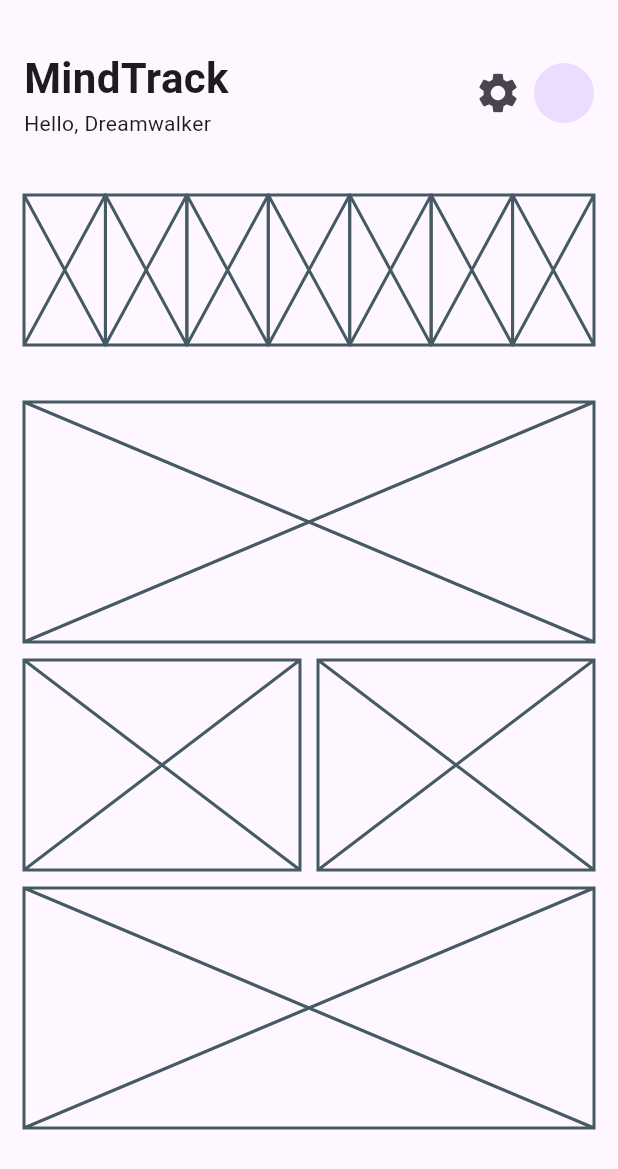
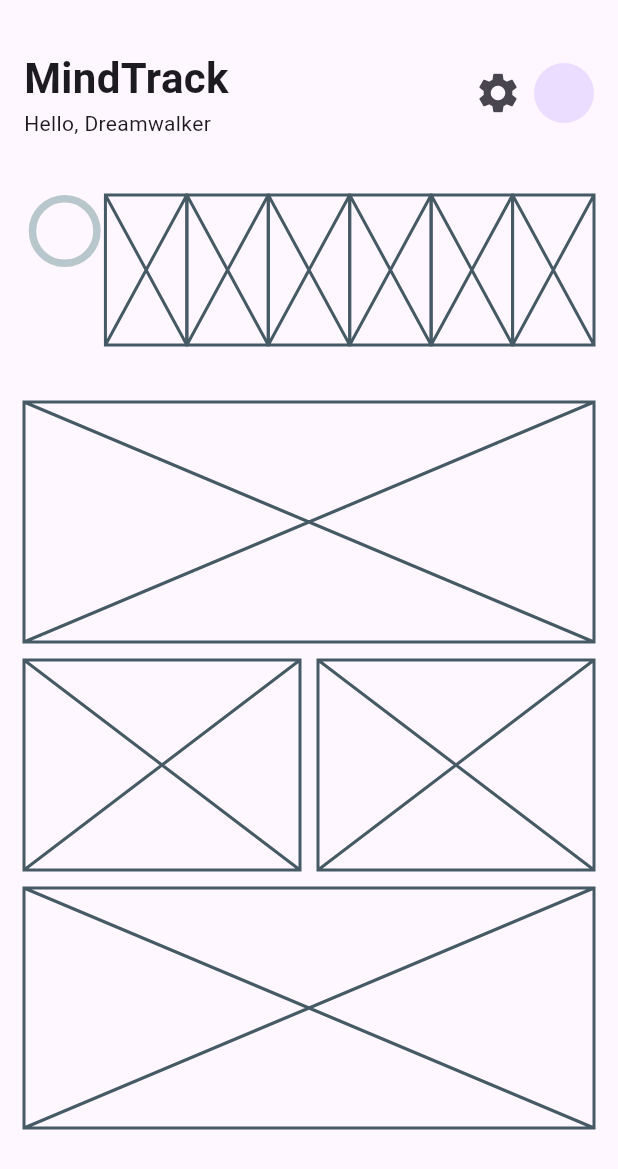
Before and after one commit to JAICHANGPARK/flutter_notebook_chapter_43, a Flutter app: the HabitJournalHomeScreen widget shown alone on an empty page, opened directly, on a phone screen of 412 x 824 dp. Shown: the top 1169 px of the screen. Run offline on Flutter 3.47's test engine with Material 3 defaults, Android fonts, the phone set to English and light mode, and no system bars; drawn by our look-alikes of percent_indicator; our stand-ins replace gap, hugeicons.

Commit message:
Update habit_journal_home_screen.dart

```diff
--- a/lib/ep2173_habit_journal_app/ui/home/habit_journal_home_screen.dart
+++ b/lib/ep2173_habit_journal_app/ui/home/habit_journal_home_screen.dart
@@ -1,5 +1,6 @@
 import 'package:flutter/material.dart';
 import 'package:gap/gap.dart';
+import 'package:percent_indicator/circular_percent_indicator.dart';
 
 class HabitJournalHomeScreen extends StatefulWidget {
   const HabitJournalHomeScreen({super.key});
@@ -51,16 +52,35 @@ class _HabitJournalHomeScreenState extends State<HabitJournalHomeScreen> {
                 height: 100,
                 child: Row(
                   children: [
-                  Expanded(child: Placeholder(),),
-                  Expanded(child: Placeholder(),),
-                  Expanded(child: Placeholder(),),
-                  Expanded(child: Placeholder(),),
-                  Expanded(child: Placeholder(),),
-                  Expanded(child: Placeholder(),),
-                  Expanded(child: Placeholder(),),
+                    Expanded(
+                      child: Column(
+                        children: [
+                          CircularPercentIndicator(
+                            radius: 24,
+                          ),
                         ],
-              )
                       ),
+                    ),
+                    Expanded(
+                      child: Placeholder(),
+                    ),
+                    Expanded(
+                      child: Placeholder(),
+                    ),
+                    Expanded(
+                      child: Placeholder(),
+                    ),
+                    Expanded(
+                      child: Placeholder(),
+                    ),
+                    Expanded(
+                      child: Placeholder(),
+                    ),
+                    Expanded(
+                      child: Placeholder(),
+                    ),
+                  ],
+                )),
             Container(
               height: 160,
               child: Placeholder(),
```
Lines whose indentation alone changed are shown as unchanged.
